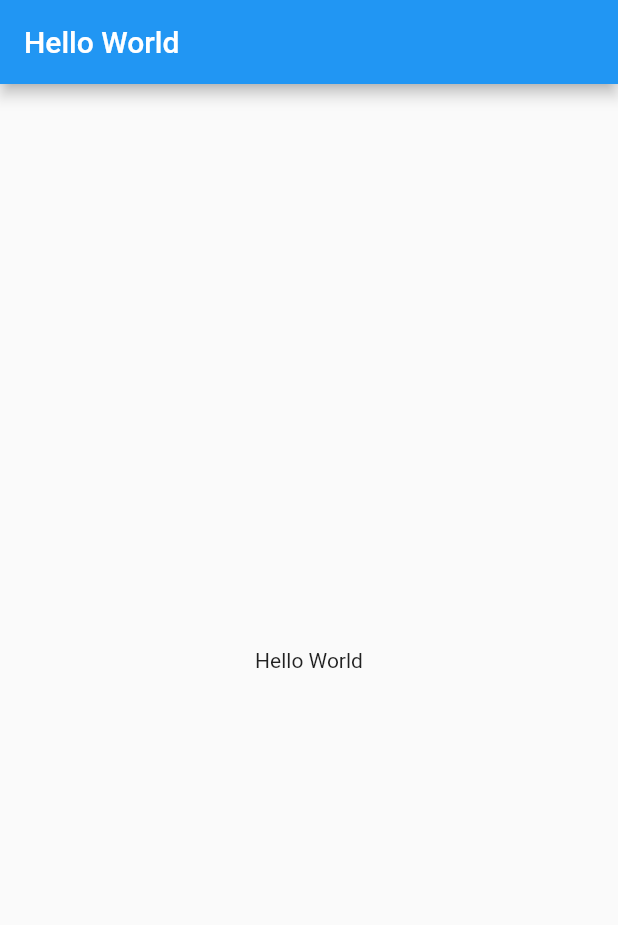
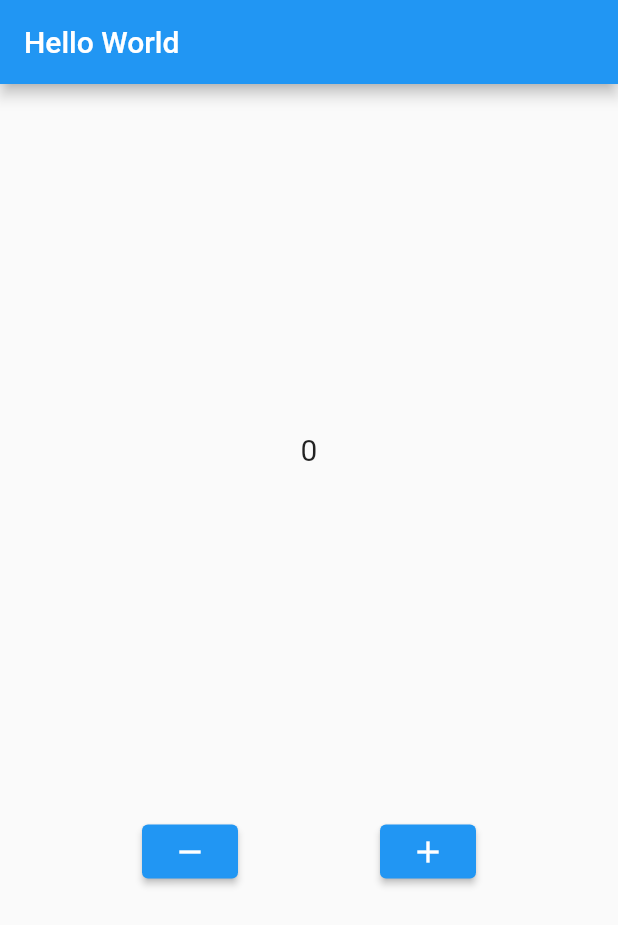
Before and after one commit to ndsanja/flutter-full-course, a Flutter app: the screen it shows after launch, on a phone screen of 412 x 824 dp. Shown: the top 925 px of the screen. Run offline on Flutter 3.47's test engine with Material 2 defaults, Android fonts, the phone set to English and light mode, and no system bars.

Commit message:
11-statefull-widget

```diff
--- a/lib/widgets/HelloWorld.dart
+++ b/lib/widgets/HelloWorld.dart
@@ -1,13 +1,54 @@
 import 'package:flutter/material.dart';
 
-class HelloWorld extends StatelessWidget {
+class HelloWorld extends StatefulWidget {
+  const HelloWorld({Key? key}) : super(key: key);
+
+  @override
+  _HelloWorldState createState() => _HelloWorldState();
+}
+
+class _HelloWorldState extends State<HelloWorld> {
+  int counter = 0;
   @override
   Widget build(BuildContext context) {
     return Scaffold(
       appBar: AppBar(
         title: Text("Hello World"),
       ),
-      body: Center(child: Text("Hello World")),
+      body: Center(
+        child: Column(
+          mainAxisAlignment: MainAxisAlignment.spaceEvenly,
+          children: [
+            Text(
+              counter.toString(),
+              style: TextStyle(fontSize: 20 + double.parse(counter.toString())),
+            ),
+            Row(
+              mainAxisAlignment: MainAxisAlignment.spaceEvenly,
+              children: [
+                ElevatedButton(
+                  onPressed: () {
+                    if (counter != 1) {
+                      setState(() {
+                        counter--;
+                      });
+                    }
+                  },
+                  child: Icon(Icons.remove),
+                ),
+                ElevatedButton(
+                  onPressed: () {
+                    setState(() {
+                      counter++;
+                    });
+                  },
+                  child: Icon(Icons.add),
+                ),
+              ],
+            )
+          ],
+        ),
+      ),
     );
   }
 }
```
